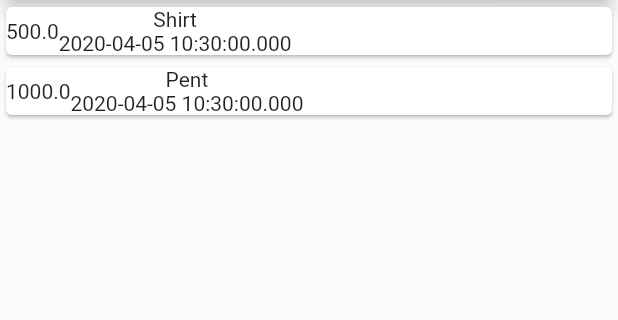
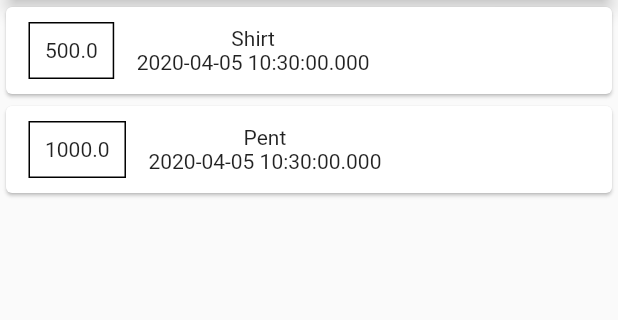
Before and after one commit to zohaib304/expense_manager, a Flutter app: the screen it shows after launch, on a phone screen of 412 x 824 dp, the part 119-439 px from its top. Run offline on Flutter 3.47's test engine with Material 2 defaults, Android fonts, the phone set to English and light mode, and no system bars.

Commit message:
Styling pricing container

```diff
--- a/lib/main.dart
+++ b/lib/main.dart
@@ -40,6 +40,17 @@ class MyHomePage extends StatelessWidget {
                   child: Row(
                     children: <Widget>[
                       Container(
+                        margin: EdgeInsets.symmetric(
+                          vertical: 10,
+                          horizontal: 15,
+                        ),
+                        decoration: BoxDecoration(
+                          border: Border.all(
+                            color: Colors.black,
+                            width: 1,
+                          ),
+                        ),
+                        padding: EdgeInsets.all(10),
                         child: Text(
                           tx.amount.toString(),
                         ),
```
